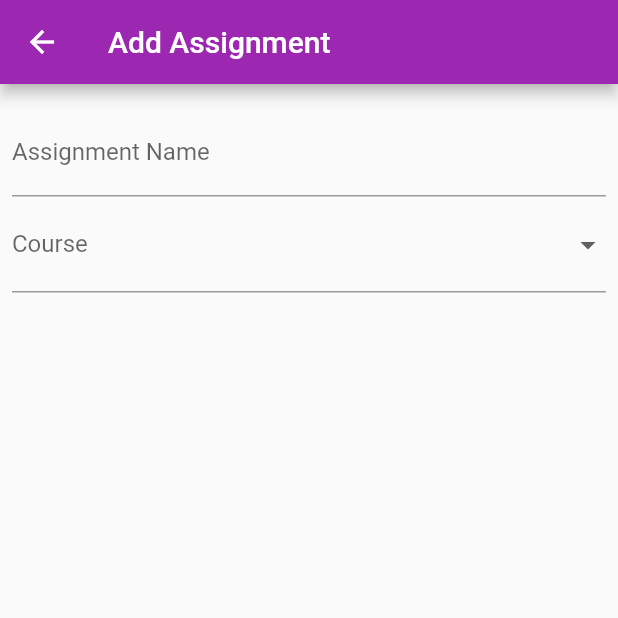
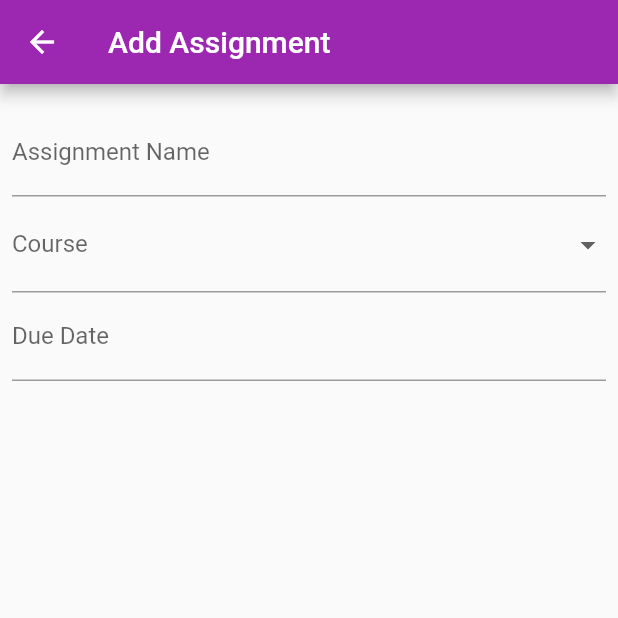
Before and after one commit to Drew-j-Smith/Study-Helper, a Flutter app: the CreateAssignmentPage screen opened directly, on a phone screen of 412 x 824 dp, the top half of it. Run offline on Flutter 3.47's test engine with Material 2 defaults, Android fonts, the phone set to English and light mode, and no system bars; drawn by our look-alikes of datetime_picker_formfield; our stand-ins replace email_validator, get_storage; missing offline and left inert: crypt; accounts and stored records are empty.

Commit message:
date works now

```diff
--- a/study_helper_frontend/lib/create_assignment.dart
+++ b/study_helper_frontend/lib/create_assignment.dart
@@ -1,5 +1,7 @@
 import 'package:flutter/cupertino.dart';
 import 'package:flutter/material.dart';
+import 'package:intl/intl.dart';
+import 'package:datetime_picker_formfield/datetime_picker_formfield.dart';
 
 class CreateAssignmentPage extends StatefulWidget {
   const CreateAssignmentPage({Key? key, required this.title}) : super(key: key);
@@ -23,7 +25,7 @@ class _CreateAssignmentPageState extends State<CreateAssignmentPage> {
   }
 
   String dropdownCourseValue = 'Select course.';
-  String dropdownDateValue = 'Enter a date.';
+  DateTime dropdownDateValue = DateTime.now();
 
   @override
   Widget build(BuildContext context) {
@@ -65,6 +67,20 @@ class _CreateAssignmentPageState extends State<CreateAssignmentPage> {
                                 border: UnderlineInputBorder(),
                                 labelText: 'Course',
                               )),
+                          DateTimeField(
+                            format: DateFormat('MM/dd/yyyy'),
+                            decoration: const InputDecoration(
+                              border: UnderlineInputBorder(),
+                              labelText: 'Due Date',
+                            ),
+                            onShowPicker: (context, currentValue) {
+                              return showDatePicker(
+                                  context: context,
+                                  initialDate: DateTime.now(),
+                                  firstDate: DateTime(2001),
+                                  lastDate: DateTime(2099));
+                            },
+                          )
                         ],
                       ),
                     ))))));
--- a/study_helper_frontend/pubspec.yaml
+++ b/study_helper_frontend/pubspec.yaml
@@ -40,6 +40,7 @@ dependencies:
   intl: ^0.17.0
   crypt: ^4.0.1
   http: ^0.13.4
+  datetime_picker_formfield: ^2.0.0
 
 dev_dependencies:
   flutter_test:
```
Also changed, not shown: study_helper_frontend/pubspec.lock.
